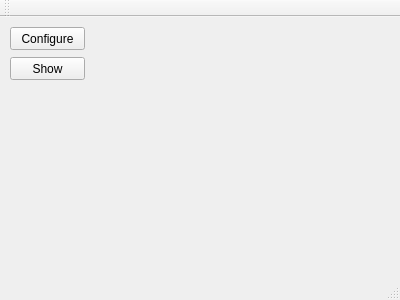
Qt form src/Wet-Cat_Image_Processing/wetcatimageprocessing.ui (ianvanwijk/Wet-Cat) before a commit.
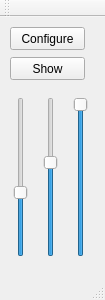
The same form after that commit.

Commit message: Added sliders for threshold and min-max size of blobdetection

```diff
--- a/src/Wet-Cat_Image_Processing/wetcatimageprocessing.ui
+++ b/src/Wet-Cat_Image_Processing/wetcatimageprocessing.ui
@@ -6,7 +6,7 @@
    <rect>
     <x>0</x>
     <y>0</y>
-    <width>400</width>
+    <width>105</width>
     <height>300</height>
    </rect>
   </property>
@@ -40,6 +40,69 @@
      <string>Show</string>
     </property>
    </widget>
+   <widget class="QSlider" name="VS_threshold">
+    <property name="geometry">
+     <rect>
+      <x>10</x>
+      <y>80</y>
+      <width>22</width>
+      <height>160</height>
+     </rect>
+    </property>
+    <property name="maximum">
+     <number>255</number>
+    </property>
+    <property name="value">
+     <number>100</number>
+    </property>
+    <property name="orientation">
+     <enum>Qt::Vertical</enum>
+    </property>
+   </widget>
+   <widget class="QSlider" name="VS_minSize">
+    <property name="geometry">
+     <rect>
+      <x>40</x>
+      <y>80</y>
+      <width>22</width>
+      <height>160</height>
+     </rect>
+    </property>
+    <property name="minimum">
+     <number>1</number>
+    </property>
+    <property name="maximum">
+     <number>10000</number>
+    </property>
+    <property name="value">
+     <number>6000</number>
+    </property>
+    <property name="orientation">
+     <enum>Qt::Vertical</enum>
+    </property>
+   </widget>
+   <widget class="QSlider" name="VS_maxSize">
+    <property name="geometry">
+     <rect>
+      <x>70</x>
+      <y>80</y>
+      <width>22</width>
+      <height>160</height>
+     </rect>
+    </property>
+    <property name="minimum">
+     <number>1</number>
+    </property>
+    <property name="maximum">
+     <number>10000</number>
+    </property>
+    <property name="value">
+     <number>10000</number>
+    </property>
+    <property name="orientation">
+     <enum>Qt::Vertical</enum>
+    </property>
+   </widget>
   </widget>
   <widget class="QMenuBar" name="menuBar">
    <property name="geometry">
```
Left out of the diff: 2 changed lines with no effect on the pictures. The commit also changes 136 other files.
